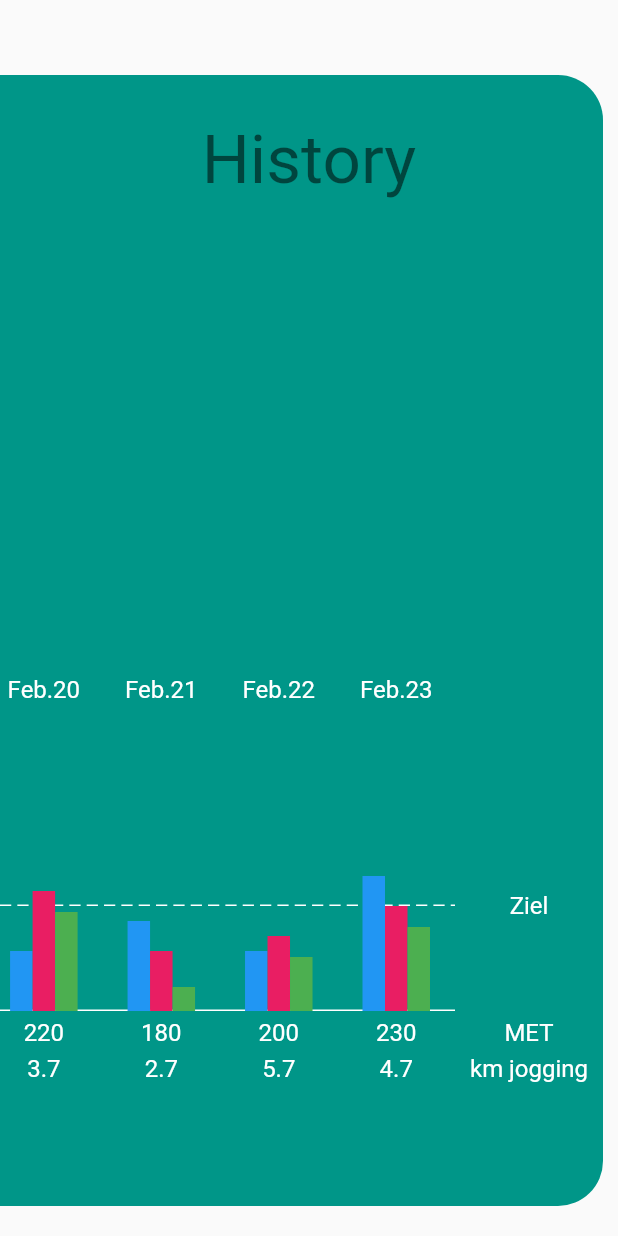
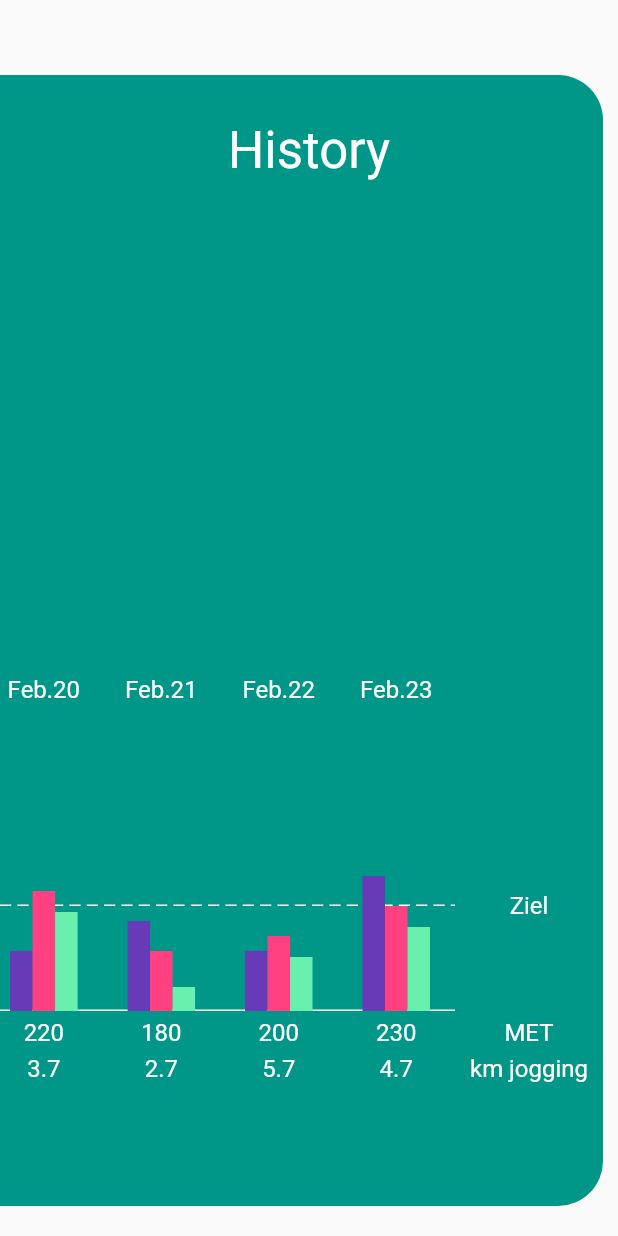
Before and after one commit to nayanabhatm/deepcare_graph, a Flutter app: the screen it shows after launch, on a phone screen of 412 x 824 dp. Run offline on Flutter 3.47's test engine with Material 2 defaults, Android fonts, the phone set to English and light mode, and no system bars.

Commit message:
changes to color

```diff
--- a/lib/screens/home_page.dart
+++ b/lib/screens/home_page.dart
@@ -131,7 +131,10 @@ class HomePage extends StatelessWidget {
                         child: Text(
                           Constants.history,
                           textAlign: TextAlign.center,
-                          style: Theme.of(context).textTheme.headline3,
+                          style:
+                              Theme.of(context).textTheme.headline4!.copyWith(
+                                    color: const Color(Styles.white),
+                                  ),
                         ),
                       ),
                       Positioned(
@@ -176,19 +179,19 @@ class HomePage extends StatelessWidget {
                                     children: [
                                       Container(
                                         width: Styles.padding15,
-                                        color: Colors.blue,
+                                        color: Colors.deepPurple,
                                         height: snapshot.data![index].blue
                                             .toDouble(),
                                       ),
                                       Container(
                                         width: Styles.padding15,
-                                        color: Colors.pink,
+                                        color: Colors.pinkAccent,
                                         height: snapshot.data![index].pink
                                             .toDouble(),
                                       ),
                                       Container(
                                         width: Styles.padding15,
-                                        color: Colors.green,
+                                        color: Colors.greenAccent,
                                         height: snapshot.data![index].green
                                             .toDouble(),
                                       )
```
